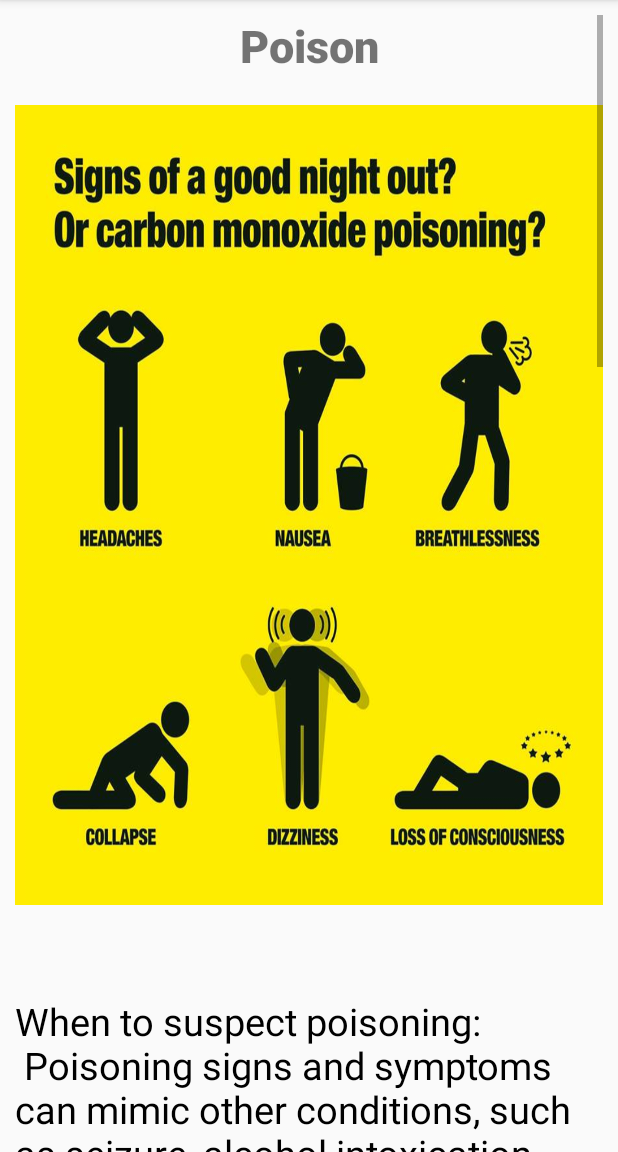
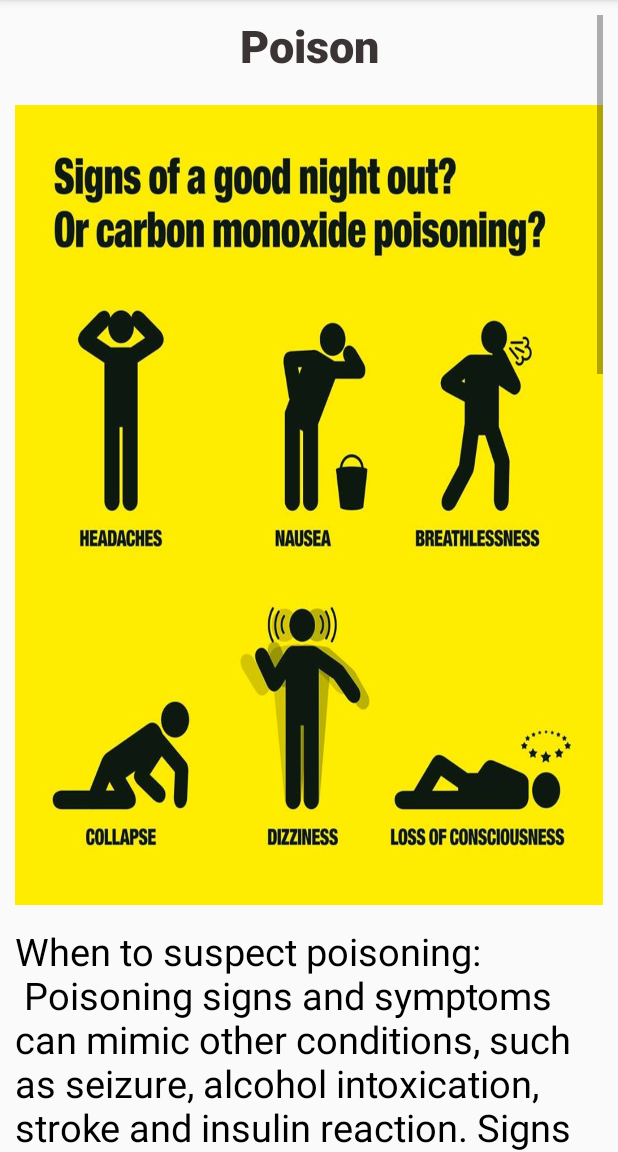
Before and after one commit to Azmary-mahi/First-Aid, an Android app: the poison screen opened directly, with no data from a screen before it, on a phone screen of 412 x 824 dp, the part 84-1236 px from its top. Run offline under Robolectric (Android 15) with nearby library versions, the phone set to English and light mode, and no system bars.

Commit message:
commit 28

```diff
--- a/app/src/main/res/layout/activity_cpr.xml
+++ b/app/src/main/res/layout/activity_cpr.xml
@@ -25,6 +25,7 @@
             android:textAlignment="center"
             android:gravity="center_horizontal"
             android:fontFamily="sans-serif-black"
+            android:id="@+id/text2"
             />
         <ImageView
             android:layout_width="match_parent"
--- a/app/src/main/res/layout/activity_poison.xml
+++ b/app/src/main/res/layout/activity_poison.xml
@@ -17,15 +17,17 @@
             android:layout_width="match_parent"
             android:layout_height="wrap_content"
             android:orientation="vertical">
+
             <TextView
                 android:layout_width="match_parent"
                 android:layout_height="40dp"
+                android:fontFamily="sans-serif-black"
+                android:gravity="center_horizontal"
                 android:text="Poison"
-                android:textSize="30dp"
                 android:textAlignment="center"
-                android:gravity="center_horizontal"
-                android:fontFamily="sans-serif-black"
-                />
+                android:textColor="#3A3434"
+                android:textSize="30dp" />
+
             <ImageView
                 android:layout_width="match_parent"
                 android:layout_height="800px"
@@ -35,7 +37,7 @@
             <TextView
                 android:layout_width="match_parent"
                 android:layout_height="match_parent"
-                android:layout_marginTop="90px"
+                android:layout_marginTop="20px"
                 android:text="@string/poison"
                 android:textColor="#000000"
                 android:textSize="25dp"/>
```
